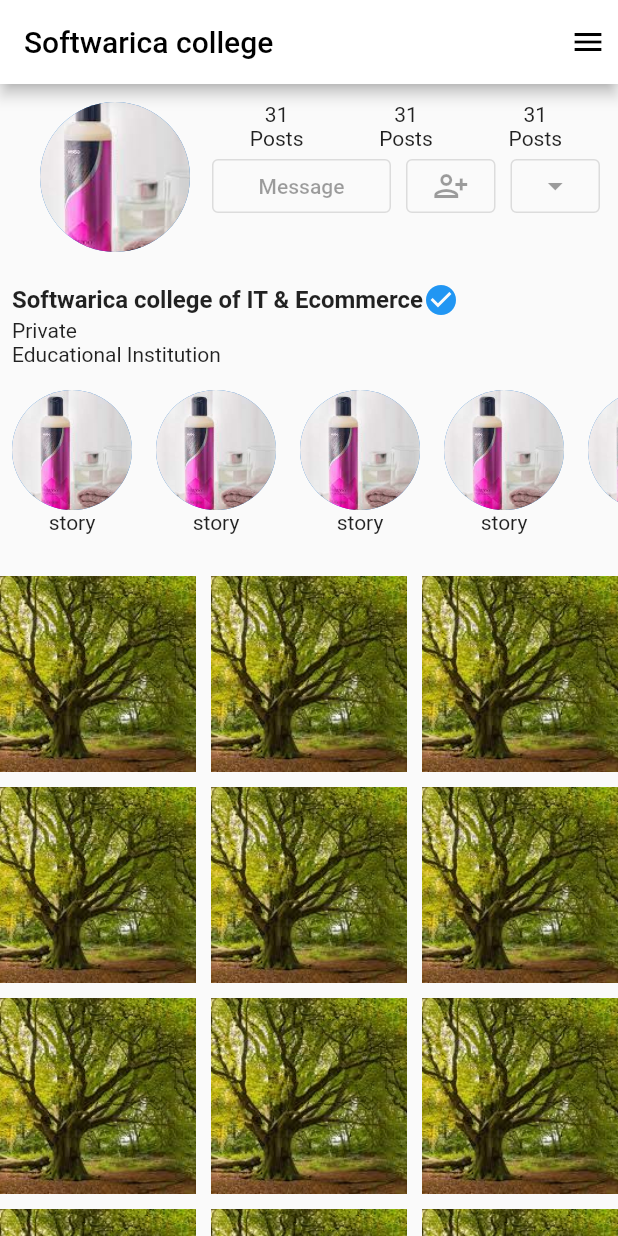
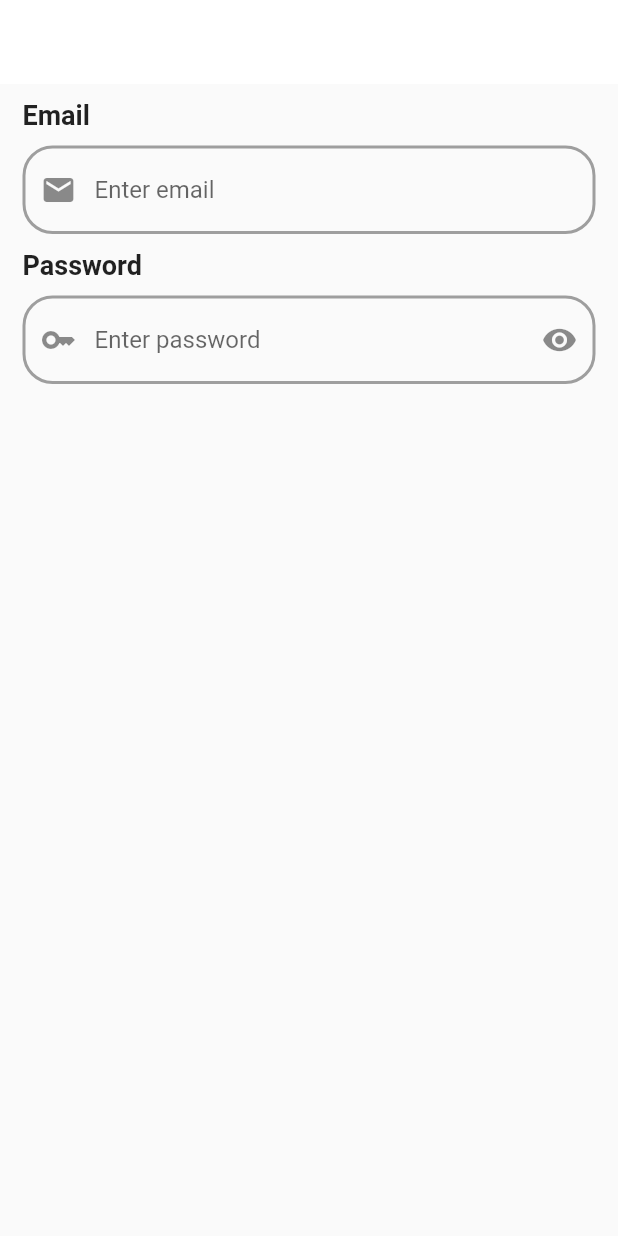
Before and after one commit to rezaali07/batch_33c, a Flutter app: the screen it shows after launch, on a phone screen of 412 x 824 dp. Run offline on Flutter 3.47's test engine with Material 2 defaults, Android fonts, the phone set to English and light mode, and no system bars.

Commit message:
routing navigation textfield

```diff
--- /dev/null
+++ b/lib/login/login_screen.dart
@@ -0,0 +1,86 @@
+import 'package:flutter/material.dart';
+
+class LoginScreen extends StatefulWidget {
+  const LoginScreen({super.key});
+  static const String routeName = "/login";
+
+  @override
+  State<LoginScreen> createState() => _LoginScreenState();
+}
+
+class _LoginScreenState extends State<LoginScreen> {
+  final TextEditingController emailController = TextEditingController();
+  final TextEditingController passwordController = TextEditingController();
+  bool visibility = true;
+  @override
+  Widget build(BuildContext context) {
+    return Scaffold(
+      appBar: AppBar(
+        elevation: 0,
+        backgroundColor: Colors.white,
+      ),
+      body: Padding(
+        padding: const EdgeInsets.symmetric(horizontal: 15.0, vertical: 10),
+        child: Column(
+          mainAxisAlignment: MainAxisAlignment.start,
+          crossAxisAlignment: CrossAxisAlignment.start,
+          children: [
+            Text("Email",
+                style: TextStyle(fontWeight: FontWeight.bold, fontSize: 18)),
+            Padding(
+              padding: const EdgeInsets.only(top: 10),
+              child: TextFormField(
+                controller: emailController,
+                decoration: InputDecoration(
+                  prefixIcon: Icon(Icons.mail),
+                  hintText: "Enter email",
+                  enabledBorder: OutlineInputBorder(
+                      borderRadius: BorderRadius.circular(20),
+                      borderSide:
+                          const BorderSide(color: Colors.grey, width: 2)),
+                  focusedBorder: OutlineInputBorder(
+                      borderRadius: BorderRadius.circular(20),
+                      borderSide:
+                          const BorderSide(color: Colors.green, width: 2)),
+                ),
+              ),
+            ),
+            Padding(
+              padding: const EdgeInsets.only(top: 10.0),
+              child: Text("Password",
+                  style: TextStyle(fontWeight: FontWeight.bold, fontSize: 18)),
+            ),
+            Padding(
+              padding: const EdgeInsets.only(top: 10),
+              child: TextFormField(
+                controller: passwordController,
+                obscureText: visibility,
+                decoration: InputDecoration(
+                  prefixIcon: Icon(Icons.key),
+                  suffixIcon: GestureDetector(
+                      onTap: () {
+                        setState(() {
+                          visibility = !visibility;
+                        });
+                      },
+                      child: visibility == false
+                          ? Icon(Icons.visibility_off)
+                          : Icon(Icons.visibility)),
+                  hintText: "Enter password",
+                  enabledBorder: OutlineInputBorder(
+                      borderRadius: BorderRadius.circular(20),
+                      borderSide:
+                          const BorderSide(color: Colors.grey, width: 2)),
+                  focusedBorder: OutlineInputBorder(
+                      borderRadius: BorderRadius.circular(20),
+                      borderSide:
+                          const BorderSide(color: Colors.green, width: 2)),
+                ),
+              ),
+            ),
+          ],
+        ),
+      ),
+    );
+  }
+}
--- a/lib/main.dart
+++ b/lib/main.dart
@@ -1,9 +1,12 @@
 import 'package:batch33c/dashboard/dashboard_screen.dart';
+import 'package:batch33c/routes/route_generator.dart';
+import 'package:batch33c/splash/splash_screen.dart';
 import 'package:flutter/material.dart';
 
 void main() {
   runApp(RootScreen());
 }
+
 
 class RootScreen extends StatelessWidget {
   const RootScreen({super.key});
@@ -13,7 +16,9 @@ class RootScreen extends StatelessWidget {
     return MaterialApp(
       theme: ThemeData(appBarTheme: AppBarTheme(color: Colors.red)),
       debugShowCheckedModeBanner: false,
-      home: DashBoardScreen(),
+      // home: DashBoardScreen(),
+      initialRoute: SplashScreen.routeName,
+      onGenerateRoute: RouteGenerator.generateRoute,
     );
   }
 }
--- /dev/null
+++ b/lib/routes/route_generator.dart
@@ -0,0 +1,26 @@
+import 'package:batch33c/login/login_screen.dart';
+import 'package:batch33c/splash/splash_screen.dart';
+import 'package:flutter/material.dart';
+
+class RouteGenerator {
+  static Route<dynamic>? generateRoute(RouteSettings settings) {
+    final arg = settings.arguments;
+
+    switch (settings.name) {
+      case SplashScreen.routeName:
+        return MaterialPageRoute(builder: (_) => const SplashScreen());
+
+      case LoginScreen.routeName:
+        return MaterialPageRoute(builder: (_) => const LoginScreen());
+
+      default:
+        _onPageNotFound();
+    }
+  }
+
+  static Route<dynamic> _onPageNotFound() {
+    return MaterialPageRoute(
+      builder: (_) => const Scaffold(body: Text("Page not found")),
+    );
+  }
+}
--- /dev/null
+++ b/lib/splash/splash_screen.dart
@@ -0,0 +1,36 @@
+import 'package:batch33c/login/login_screen.dart';
+import 'package:flutter/material.dart';
+
+class SplashScreen extends StatefulWidget {
+  const SplashScreen({super.key});
+  static const String routeName = "/splash";
+
+  @override
+  State<SplashScreen> createState() => _SplashScreenState();
+}
+
+class _SplashScreenState extends State<SplashScreen> {
+  @override
+  void initState() {
+    // TODO: implement initState
+    navigate();
+    super.initState();
+  }
+
+  void navigate() async {
+    await Future.delayed(const Duration(seconds: 3), () {
+      Navigator.pushReplacementNamed(context, LoginScreen.routeName);
+    });
+  }
+
+  @override
+  Widget build(BuildContext context) {
+    return Scaffold(
+      body: Column(
+        children: [
+          Image.asset("assets/images/download.jpeg"),
+        ],
+      ),
+    );
+  }
+}
--- a/pubspec.yaml
+++ b/pubspec.yaml
@@ -63,6 +63,8 @@ flutter:
    - assets/icons/
    - assets/images/
    - assets/animation/
+   -
+
 
   # An image asset can refer to one or more resolution-specific "variants", see
   # https://flutter.dev/assets-and-images/#resolution-aware
```
